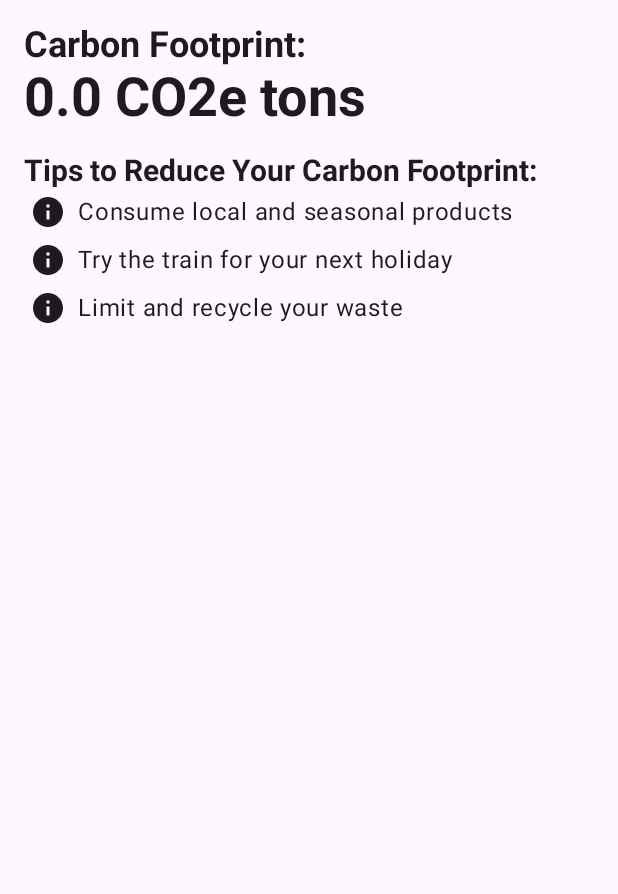
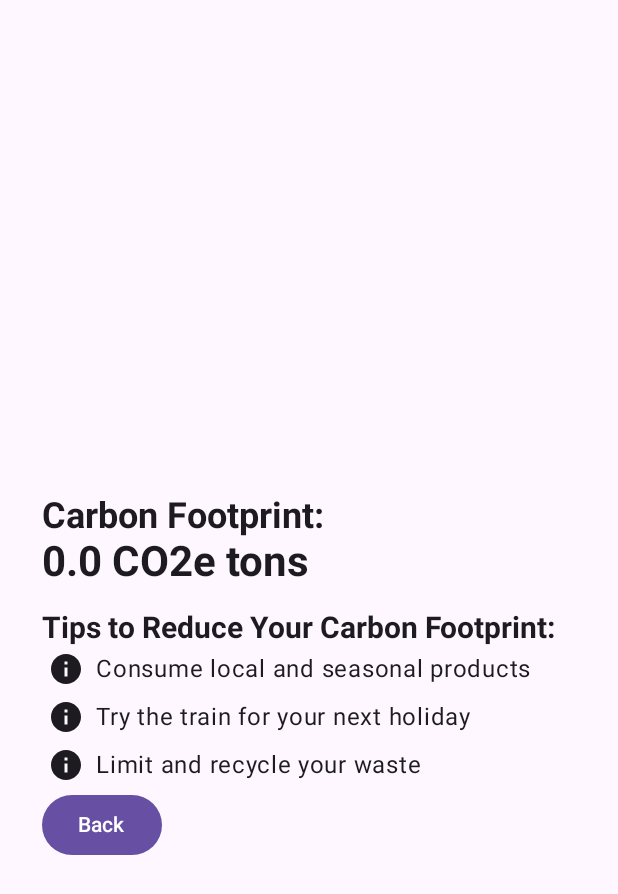
Before and after one commit to ongmz/CliWatchJC, an Android app built with Jetpack Compose: the composable CalculatorResultScreen called with empty values, on a phone screen of 412 x 824 dp. Shown: the top 894 px of the screen. Run offline under Robolectric (Android 15) with nearby library versions, the phone set to English and light mode, and no system bars.

Commit message:
Edited some files

```diff
--- a/app/src/main/java/com/example/cliwatchjc/Screen.kt
+++ b/app/src/main/java/com/example/cliwatchjc/Screen.kt
@@ -254,8 +254,8 @@ fun MyApp() {
                             }
                         )
                     ) { backStackEntry ->
-                        val result = backStackEntry.arguments?.getFloat("result") ?: 0.0f
-                        CalculatorResultScreen(result)
+                        val result = backStackEntry?.arguments?.getFloat("result") ?: 0.0f
+                        CalculatorResultScreen(navController, result)
                     }
                     composable(Routes.PERSONAL_GOAL) { PersonalGoalScreen() }
                     composable(Routes.SUMMARY) { SummaryScreen()}
--- a/app/src/main/java/com/example/cliwatchjc/modules/tracker/CalculatorResultScreen.kt
+++ b/app/src/main/java/com/example/cliwatchjc/modules/tracker/CalculatorResultScreen.kt
@@ -1,38 +1,58 @@
 package com.example.cliwatchjc.modules.tracker
 
 import android.annotation.SuppressLint
+import androidx.compose.foundation.layout.Box
 import androidx.compose.foundation.layout.Column
 import androidx.compose.foundation.layout.Row
 import androidx.compose.foundation.layout.Spacer
+import androidx.compose.foundation.layout.fillMaxSize
+import androidx.compose.foundation.layout.fillMaxWidth
 import androidx.compose.foundation.layout.height
 import androidx.compose.foundation.layout.padding
 import androidx.compose.foundation.layout.size
 import androidx.compose.foundation.layout.width
 import androidx.compose.foundation.lazy.LazyColumn
 import androidx.compose.foundation.lazy.items
+import androidx.compose.foundation.rememberScrollState
+import androidx.compose.foundation.verticalScroll
 import androidx.compose.material.icons.Icons
 import androidx.compose.material.icons.filled.Info
+import androidx.compose.material3.Button
 import androidx.compose.material3.Icon
 import androidx.compose.material3.Text
 import androidx.compose.runtime.Composable
+import androidx.compose.runtime.getValue
+import androidx.compose.runtime.mutableFloatStateOf
+import androidx.compose.runtime.remember
 import androidx.compose.ui.Alignment
 import androidx.compose.ui.Modifier
 import androidx.compose.ui.text.TextStyle
 import androidx.compose.ui.text.font.FontWeight
-import androidx.compose.ui.tooling.preview.Preview
 import androidx.compose.ui.unit.dp
 import androidx.compose.ui.unit.sp
-import androidx.hilt.navigation.compose.hiltViewModel
+import androidx.navigation.NavController
+import androidx.navigation.compose.currentBackStackEntryAsState
+import com.example.cliwatchjc.Routes
 
 @SuppressLint("StateFlowValueCalledInComposition")
 @Composable
-fun CalculatorResultScreen(result: Float) {
-    val calculatorViewModel: CalculatorViewModel = hiltViewModel()
+fun CalculatorResultScreen(navController: NavController, result: Float) {
+    val scrollState = rememberScrollState()
+
+    val backStackEntry by navController.currentBackStackEntryAsState()
+    val arguments = backStackEntry?.arguments
+
+    Box(
+        modifier = Modifier.fillMaxSize(),
+        contentAlignment = Alignment.Center
+    ) {
         Column(
-        modifier = Modifier.padding(16.dp)
+            modifier = Modifier
+                .fillMaxWidth()
+                .padding(start = 28.dp, end = 28.dp)
         ) {
+            Spacer(modifier = Modifier.height(80.dp))
             // Display Carbon Footprint with larger text
-        val carbonFootprint = calculatorViewModel.carbonFootprint.value
             Text(
                 text = "Carbon Footprint:",
                 style = TextStyle(
@@ -41,9 +61,9 @@ fun CalculatorResultScreen(result: Float) {
                 )
             )
             Text(
-            text = "$carbonFootprint CO2e tons",
+                text = "$result CO2e tons",
                 style = TextStyle(
-                fontSize = 36.sp,
+                    fontSize = 28.sp,
                     fontWeight = FontWeight.Bold
                 )
             )
@@ -64,6 +84,16 @@ fun CalculatorResultScreen(result: Float) {
             LazyColumn {
                 items(tipsList) { tip ->
                     Tip(tip)
+                }
+            }
+
+            Button(
+                onClick = {
+                    // Navigate back to the CalculatorScreen
+                    navController.navigate(Routes.CALCULATOR)
+                }
+            ) {
+                Text("Back")
             }
         }
     }
--- a/app/src/main/java/com/example/cliwatchjc/modules/tracker/CalculatorViewModel.kt
+++ b/app/src/main/java/com/example/cliwatchjc/modules/tracker/CalculatorViewModel.kt
@@ -2,7 +2,7 @@ package com.example.cliwatchjc.modules.tracker
 
 import androidx.lifecycle.ViewModel
 import androidx.lifecycle.viewModelScope
-import androidx.navigation.NavHostController
+import androidx.navigation.NavController
 import dagger.hilt.android.lifecycle.HiltViewModel
 import kotlinx.coroutines.flow.MutableStateFlow
 import kotlinx.coroutines.flow.StateFlow
@@ -31,9 +31,10 @@ class CalculatorViewModel @Inject constructor() : ViewModel() {
         data object CalculatorResult : CalculatorScreenNavigation()
     }
 
-    fun navigateToResultScreen(navController: NavHostController) {
+    fun navigateToResultScreen(result: Float) {
         viewModelScope.launch {
             _calculatorResultNavigation.value = CalculatorScreenNavigation.CalculatorResult
+            setCarbonFootprint(result) // Set the carbon footprint value
         }
     }
 
```
Also changed, not shown: app/src/main/java/com/example/cliwatchjc/modules/tracker/CalculatorScreen.kt (+12 -10 lines). Lines whose indentation alone changed are shown as unchanged.
